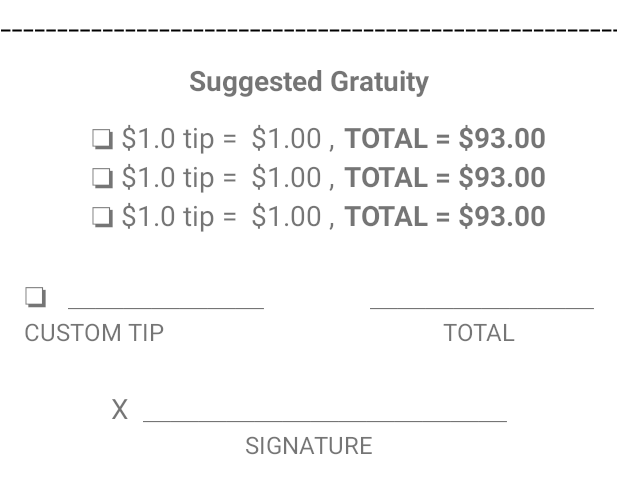
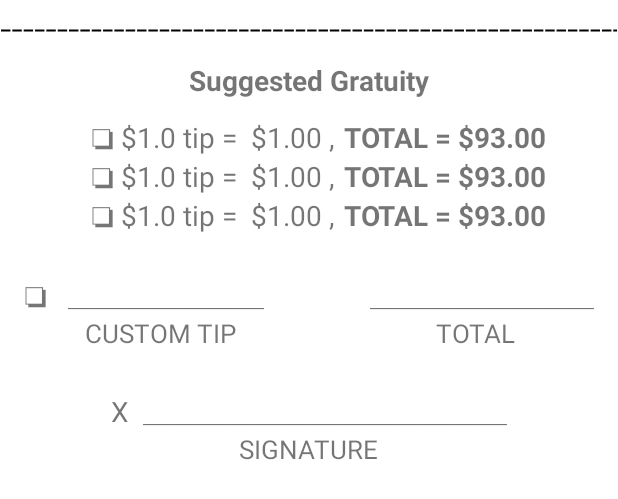
Before and after one commit to CHEQPlease/Receiptify, an Android app: the layout layout_p_gratuity_section.xml on its own in the app's theme, with its tools: preview values and no code run, on a phone screen of 412 x 824 dp. Shown: the top 499 px of the screen. Run offline under Robolectric (Android 15) with nearby library versions, the phone set to English and light mode, and no system bars.

Commit message:
WIP: Gratuity Section in Receipts

```diff
--- a/app/src/main/java/com/cheq/receiptify/MainActivity.kt
+++ b/app/src/main/java/com/cheq/receiptify/MainActivity.kt
@@ -108,7 +108,8 @@ class MainActivity : AppCompatActivity() {
                     "tip": "❏ ${'$'}100.0 tip = ${'$'}5.00 ,",
                     "total": "TOTAL =  ${'$'}95.00"
                   }
-                ]
+                ],
+                "isSignatureNeeded": true
               },
               "serverTipInfo": {
                 "serverName": "Shorol",
--- a/receiptify/src/main/java/com/cheq/receiptify/Receiptify.kt
+++ b/receiptify/src/main/java/com/cheq/receiptify/Receiptify.kt
@@ -214,6 +214,10 @@ object Receiptify  {
             binding.includeGratuitySection.tvSuggestedGratuity.text = "Suggested Gratuity"
             binding.includeGratuitySection.rvGratuityList.adapter = PGratuityListAdapter(receiptDTO.gratuityInfo.gratuityItems)
             binding.includeGratuitySection.rvGratuityList.layoutManager = LinearLayoutManager(context.get(), RecyclerView.VERTICAL, false)
+            if(!receiptDTO.gratuityInfo.isSignatureNeeded){
+                binding.includeGratuitySection.containerSignature.visibility = View.GONE
+            }
+
         }else{
             binding.includeGratuitySection.root.visibility = View.GONE
         }
--- a/receiptify/src/main/java/com/cheq/receiptify/data/GratuityInfoDTO.kt
+++ b/receiptify/src/main/java/com/cheq/receiptify/data/GratuityInfoDTO.kt
@@ -5,4 +5,6 @@ import com.google.gson.annotations.SerializedName
 data class GratuityInfo(
     @SerializedName("gratuityItems")
     val gratuityItems: List<GratuityItem> = listOf(),
+    @SerializedName("isSignatureNeeded")
+    var isSignatureNeeded: Boolean = false,
 )
--- a/receiptify/src/main/res/layout/layout_p_gratuity_section.xml
+++ b/receiptify/src/main/res/layout/layout_p_gratuity_section.xml
@@ -66,7 +66,8 @@
                 <TextView
                     android:layout_width="wrap_content"
                     android:layout_height="wrap_content"
-                    android:textSize="2.5mm"
+                    android:textSize="2.8mm"
+                    android:layout_marginLeft="6.5mm"
                     android:text="@string/custom_tip"
                     />
 
@@ -91,7 +92,7 @@
                 <TextView
                     android:layout_width="wrap_content"
                     android:layout_height="wrap_content"
-                    android:textSize="2.5mm"
+                    android:textSize="2.8mm"
                     android:layout_gravity="end"
                     android:text="TOTAL             "
                     tools:ignore="HardcodedText" />
@@ -101,6 +102,7 @@
 
 
             <LinearLayout
+                android:id="@+id/container_signature"
                 android:layout_below="@+id/container_custom_tip_input"
                 android:layout_centerHorizontal="true"
                 android:layout_marginTop="4mm"
@@ -118,7 +120,7 @@
                 <TextView
                     android:layout_width="wrap_content"
                     android:layout_height="wrap_content"
-                    android:textSize="2.5mm"
+                    android:textSize="2.8mm"
                     android:layout_gravity="center"
                     android:text="SIGNATURE"
                     tools:ignore="HardcodedText" />
--- a/receiptify/src/main/res/values/strings.xml
+++ b/receiptify/src/main/res/values/strings.xml
@@ -8,6 +8,6 @@
     <string name="merchant_copy">MERCHANT COPY</string>
     <string name="powered_by">POWERED BY</string>
     <string name="cheq"> CHEQ </string>
-    <string name="custom_tip">           CUSTOM TIP</string>
+    <string name="custom_tip">CUSTOM TIP</string>
 
 </resources>
```
